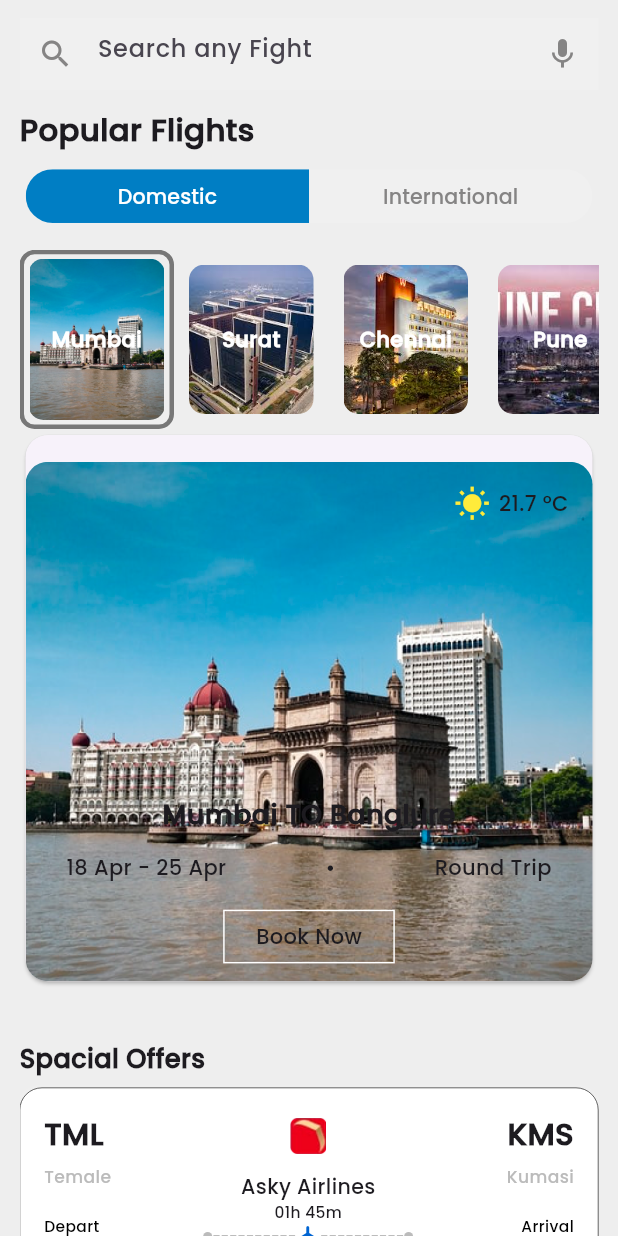
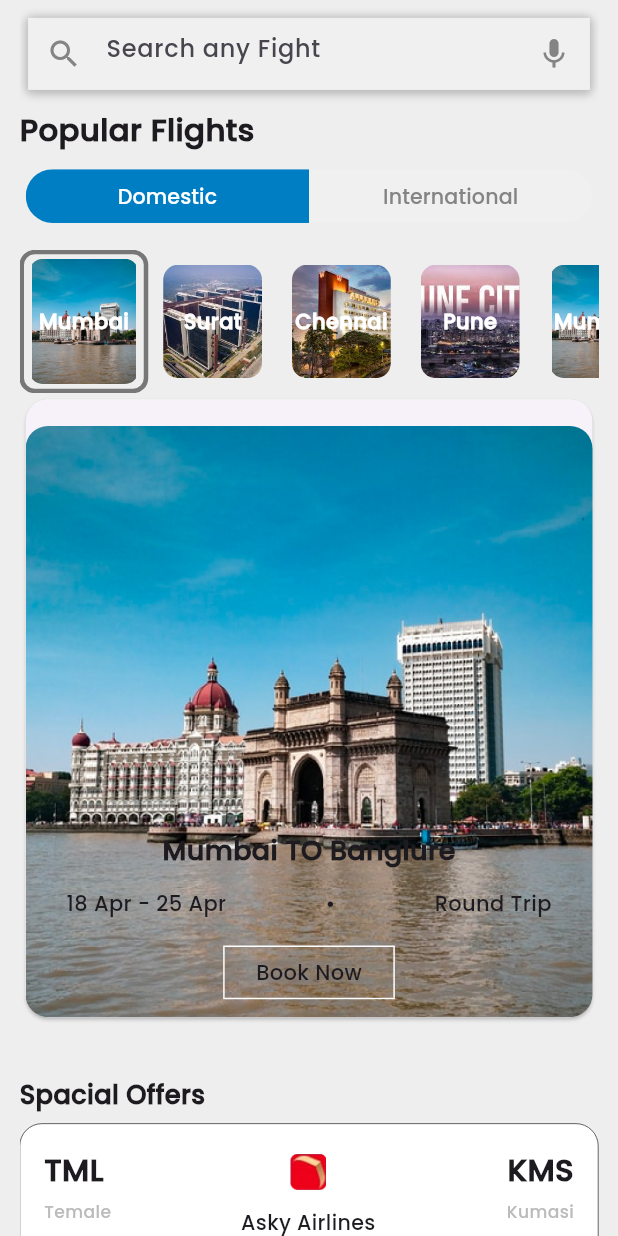
Before and after one commit to dibindasky/myairdeal, a Flutter app: the ScreenExplore screen opened by its route, on a phone screen of 412 x 824 dp. Run offline on Flutter 3.47's test engine with Material 3 defaults, Android fonts, the phone set to English and light mode, and no system bars; our stand-ins replace curved_labeled_navigation_bar, easy_date_timeline, flutter_screenutil, get, iconsax, intl_phone_number_input and 2 more.

Commit message:
calerndr done

```diff
--- a/lib/application/presentation/screens/explore/explore_screen.dart
+++ b/lib/application/presentation/screens/explore/explore_screen.dart
@@ -60,7 +60,7 @@ class FlightCard extends StatelessWidget {
                   children: [
                     Image.asset(
                       image,
-                      height: 290.h,
+                      height: 330.h,
                       width: double.infinity,
                       fit: BoxFit.cover,
                     ),
@@ -104,17 +104,17 @@ class FlightCard extends StatelessWidget {
                   ],
                 ),
               ),
-              Positioned(
-                top: 16,
-                right: 16,
-                child: Row(
-                  children: [
-                    Icon(Icons.wb_sunny, color: kYellow),
-                    kWidth5,
-                    const Text('21.7 °C'),
-                  ],
-                ),
-              ),
+              // Positioned(
+              //   top: 16,
+              //   right: 16,
+              //   child: Row(
+              //     children: [
+              //       Icon(Icons.wb_sunny, color: kYellow),
+              //       kWidth5,
+              //       const Text('21.7 °C'),
+              //     ],
+              //   ),
+              // ),
             ],
           ),
         ],
--- a/lib/application/presentation/screens/explore/widgets/city_card.dart
+++ b/lib/application/presentation/screens/explore/widgets/city_card.dart
@@ -20,7 +20,7 @@ class CityCard extends StatelessWidget {
   @override
   Widget build(BuildContext context) {
     return Container(
-      width: 90.w,
+      width: 75.w,
       decoration: BoxDecoration(
         border: controller.selectedListviewIndex.value == index
             ? Border.all(width: 3, color: kBlack.withOpacity(.5))
--- a/lib/application/presentation/screens/explore/widgets/city_cards_builder.dart
+++ b/lib/application/presentation/screens/explore/widgets/city_cards_builder.dart
@@ -12,7 +12,7 @@ class CityCardsBuilder extends StatelessWidget {
   Widget build(BuildContext context) {
     return GetBuilder<ExpolreController>(builder: (controller) {
       return SizedBox(
-        height: 100.h,
+        height: 80.h,
         child: ListView.separated(
           scrollDirection: Axis.horizontal,
           separatorBuilder: (context, index) => kHeight10,
--- a/lib/application/presentation/screens/explore/widgets/text_field.dart
+++ b/lib/application/presentation/screens/explore/widgets/text_field.dart
@@ -1,12 +1,17 @@
 import 'package:flutter/material.dart';
+import 'package:flutter_screenutil/flutter_screenutil.dart';
 import 'package:myairdeal/application/presentation/utils/colors.dart';
+import 'package:myairdeal/application/presentation/utils/constants.dart';
 
 class ExploreTextField extends StatelessWidget {
   const ExploreTextField({super.key});
 
   @override
   Widget build(BuildContext context) {
-    return TextFormField(
+    return Container(
+      decoration: BoxDecoration(boxShadow: boxShadow2, borderRadius: kRadius5),
+      margin: EdgeInsets.symmetric(horizontal: 5.w),
+      child: TextFormField(
         onTapOutside: (event) => FocusScope.of(context).unfocus(),
         enabled: true,
         decoration: InputDecoration(
@@ -23,6 +28,7 @@ class ExploreTextField extends StatelessWidget {
             color: kGreyDark,
           ),
         ),
+      ),
     );
   }
 }
--- a/lib/application/presentation/screens/flight_sort/bottom_sheet/duration_sheet.dart
+++ b/lib/application/presentation/screens/flight_sort/bottom_sheet/duration_sheet.dart
@@ -66,6 +66,7 @@ class DurationBottomSheet extends StatelessWidget {
                     text: 'Reset',
                     onTap: () {},
                     color: kWhite,
+                     borderColor: kBluePrimary,
                     textColr: kBluePrimary),
                 kWidth10,
                 EventButton(text: 'Done', onTap: () {})
--- a/lib/application/presentation/screens/flight_sort/bottom_sheet/sort_sheet.dart
+++ b/lib/application/presentation/screens/flight_sort/bottom_sheet/sort_sheet.dart
@@ -56,6 +56,7 @@ class SortFlightBottomSheet extends StatelessWidget {
                     text: 'Reset',
                     onTap: () {},
                     color: kWhite,
+                    borderColor: kBluePrimary,
                     textColr: kBluePrimary),
                 kWidth10,
                 EventButton(text: 'Done', onTap: () {})
--- a/lib/application/presentation/screens/flight_sort/widgets/header_section_sort_screen.dart
+++ b/lib/application/presentation/screens/flight_sort/widgets/header_section_sort_screen.dart
@@ -14,7 +14,9 @@ class SortScreenHeaderSection extends StatelessWidget {
   Widget build(BuildContext context) {
     return Stack(
       children: [
-        AppBarCustomShape(
+        SizedBox(
+          height: 200.h,
+          child: AppBarCustomShape(
             child: Column(
               mainAxisSize: MainAxisSize.min,
               children: [
@@ -94,7 +96,7 @@ class SortScreenHeaderSection extends StatelessWidget {
               ],
             ),
           ),
-
+        ),
       ],
     );
   }
--- a/lib/application/presentation/screens/home/widgets/bottom_calender_date_picker.dart
+++ b/lib/application/presentation/screens/home/widgets/bottom_calender_date_picker.dart
@@ -73,7 +73,7 @@ class _DatePickingBottomSheetState extends State<DatePickingBottomSheet> {
     return SizedBox(
       width: double.infinity,
       // height: 500.h,
-      child: Column(
+      child: ListView(
         children: [
           Padding(
             padding: const EdgeInsets.only(top: 20, left: 20, right: 20),
--- a/lib/application/presentation/widgets/flight_ticket_card.dart
+++ b/lib/application/presentation/widgets/flight_ticket_card.dart
@@ -168,7 +168,7 @@ class FlightTicketCard extends StatelessWidget {
                   bottomRight: Radius.circular(15),
                 ),
                 child: ColoredBox(
-                  color: kBlue,
+                  color: kBluePrimary,
                   child: Padding(
                     padding: const EdgeInsets.symmetric(vertical: 5),
                     child: Row(
```
Also changed, not shown: lib/application/presentation/screens/flight_sort/flight_sort_page.dart (+9 -17 lines), lib/application/presentation/screens/flight_sort/widgets/calender_sort_section.dart (added, +80 -0 lines), lib/application/presentation/screens/flight_sort/widgets/tickets_list_sorted.dart (added, +31 -0 lines). Lines whose indentation alone changed are shown as unchanged.
